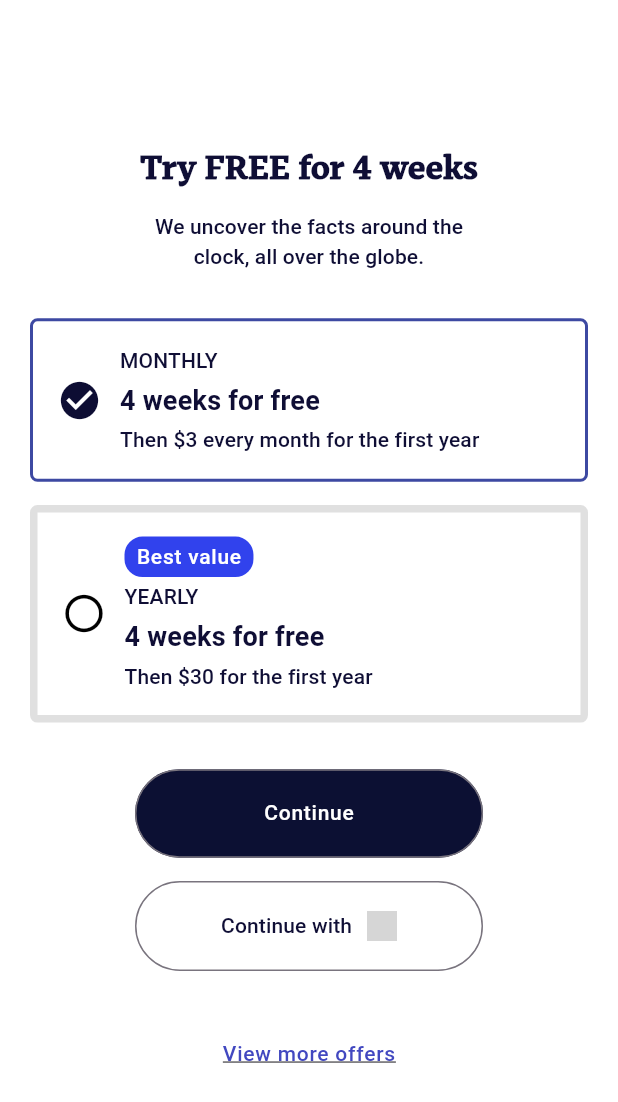
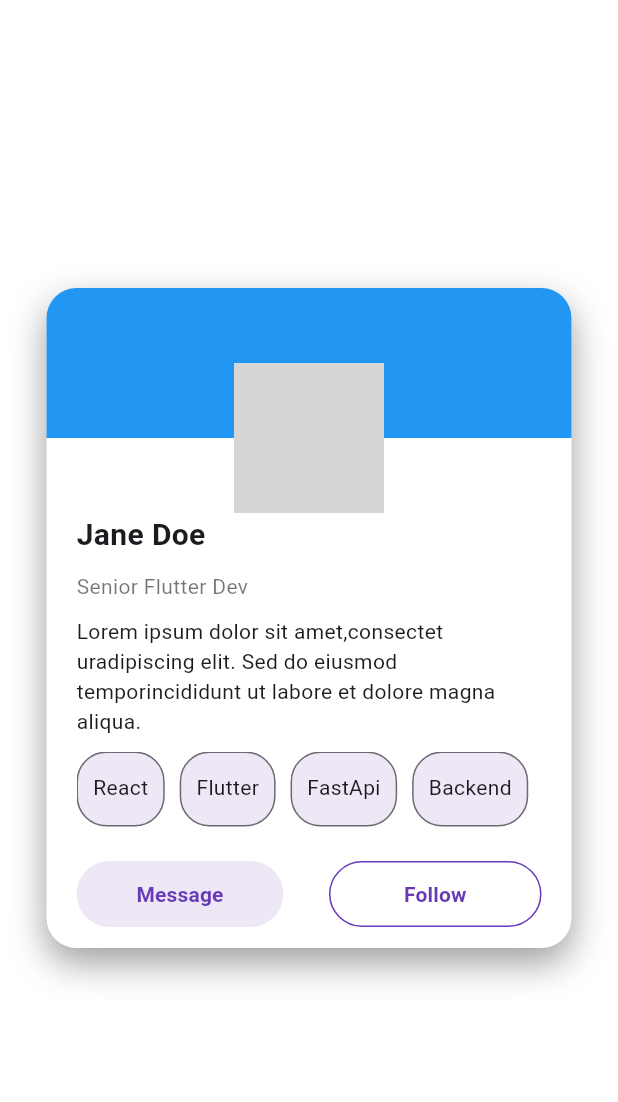
Before and after one commit to hussamburqan/flutter_ui_samples, a Flutter app: the screen it shows after launch, on a phone screen of 412 x 824 dp. Shown: the top 1102 px of the screen. Run offline on Flutter 3.47's test engine with Material 3 defaults, Android fonts, the phone set to English and light mode, and no system bars; our stand-ins replace cached_network_image, just_audio; network calls fail; grey boxes are pictures that could not be loaded.

Commit message:
profile sample

```diff
--- a/lib/main.dart
+++ b/lib/main.dart
@@ -1,7 +1,8 @@
 import 'package:flutter/material.dart';
 import 'package:flutter_ui_samples/filter_sample/filter_app.dart';
+import 'package:flutter_ui_samples/profile_sample/main_profile.dart';
 import 'package:flutter_ui_samples/subscriptions_sample/subscriptions_main.dart';
 
 void main() {
-  runApp(Subscriptins());
+  runApp(const MyAppProfile());
 }
--- /dev/null
+++ b/lib/profile_sample/main_profile.dart
@@ -0,0 +1,14 @@
+import 'package:flutter/material.dart';
+import 'package:flutter_ui_samples/profile_sample/views/profile_view.dart';
+
+class MyAppProfile extends StatelessWidget {
+  const MyAppProfile({super.key});
+
+  @override
+  Widget build(BuildContext context) {
+    return MaterialApp(
+
+      home: ProfileView(),
+    );
+  }
+}
--- /dev/null
+++ b/lib/profile_sample/views/profile_view.dart
@@ -0,0 +1,138 @@
+
+import 'package:flutter/material.dart';
+
+class ProfileView extends StatelessWidget {
+  const ProfileView({super.key});
+
+  @override
+  Widget build(BuildContext context) {
+    return Scaffold(
+      backgroundColor: Colors.white,
+      body: Center(
+        child: SizedBox(
+          height: 440,
+          width: 350,
+          child: DecoratedBox(
+            decoration: BoxDecoration(
+              color: Colors.white,
+              boxShadow: [
+                BoxShadow(
+                  color: Colors.grey,
+                  blurRadius: 20,
+                  offset: Offset(0, 10),
+                ),
+              ],
+              borderRadius: BorderRadius.circular(20)
+            ),
+            child: Stack(
+              children: [
+                Container(
+                  height: 100,
+                  decoration: BoxDecoration(
+                    color: Colors.blue,
+                    borderRadius: BorderRadius.only(topLeft: Radius.circular(20), topRight: Radius.circular(20))
+                  ),
+                ),
+
+                Positioned(
+                  top: 50,
+                  right: 125,
+                  child: ClipRRect(
+                    borderRadius: BorderRadius.circular(50),
+                    child: Image.network(fit: BoxFit.cover, width: 100, height: 100,'https://static.vecteezy.com/system/resources/thumbnails/036/324/708/small/ai-generated-picture-of-a-tiger-walking-in-the-forest-photo.jpg')),
+                ),
+                Padding(
+                  padding: EdgeInsets.only(top: 150, right: 20, left: 20),
+                  child: Column(
+                    spacing: 10,
+                    crossAxisAlignment: CrossAxisAlignment.start,
+                    children: [
+                      Text("Jane Doe", style: TextStyle(fontSize: 20, fontWeight: FontWeight.bold),),
+                      Text("Senior Flutter Dev", style: TextStyle(color: Colors.black54),),
+                      Text("Lorem ipsum dolor sit amet,consectet uradipiscing elit. Sed do eiusmod temporincididunt ut labore et dolore magna aliqua."),
+                      SizedBox(
+                        height: 50,
+                        child: ListView(
+                          scrollDirection: Axis.horizontal,
+                          children: [
+                            InfoChip(text: 'React',),
+                            SizedBox(width: 10,),
+                            InfoChip(text: 'Flutter',),
+                            SizedBox(width: 10,),
+                            InfoChip(text: 'FastApi',),
+                            SizedBox(width: 10,),
+                            InfoChip(text: 'Backend',),
+                            SizedBox(width: 10,),
+                            InfoChip(text: 'Frontend',),
+                          ],
+                        ),
+                      ),
+                      SizedBox(height: 1),
+                      Row(
+                        mainAxisAlignment: MainAxisAlignment.spaceBetween,
+                        children: [
+                          TextButton(
+                            onPressed: () {},
+                            style: TextButton.styleFrom(
+                              backgroundColor: const Color(0xFFEDE7F6),
+                              foregroundColor: Colors.deepPurple,
+                              shape: RoundedRectangleBorder(
+                                borderRadius: BorderRadius.circular(30),
+                              ),
+                              padding: const EdgeInsets.symmetric(horizontal: 40, vertical: 12),
+                            ),
+                            child: const Text(
+                              "Message",
+                              style: TextStyle(fontWeight: FontWeight.w600),
+                            ),
+                          ),
+
+                          TextButton(
+                            onPressed: () {},
+                            style: TextButton.styleFrom(
+                              foregroundColor: Colors.deepPurple,
+                              shape: RoundedRectangleBorder(
+                                borderRadius: BorderRadius.circular(30),
+                                side: const BorderSide(color: Colors.deepPurple),
+                              ),
+                              padding: const EdgeInsets.symmetric(horizontal: 50, vertical: 12),
+                            ),
+                            child: const Text(
+                              "Follow" ,
+                              style: TextStyle(fontWeight: FontWeight.w600),
+                            ),
+                          ),
+                        ],
+                      )
+
+                    ],
+                  ),
+                ),
+              ],
+            ),
+          ),
+        ),
+      ),
+    );
+  }
+}
+class InfoChip extends StatelessWidget {
+  final String text;
+  InfoChip({super.key, required this.text});
+
+  @override
+  Widget build(BuildContext context) {
+    return Container(
+      padding: EdgeInsets.only(top: 13, right: 10, left: 10),
+      decoration: BoxDecoration(
+        color: const Color(0xFFEDE7F6),
+        border: Border.all(
+          width: 1,
+          color: Colors.black54
+        ),
+        borderRadius: BorderRadius.circular(20)
+      ),
+      child: Text(text),
+    );
+  }
+}
```
